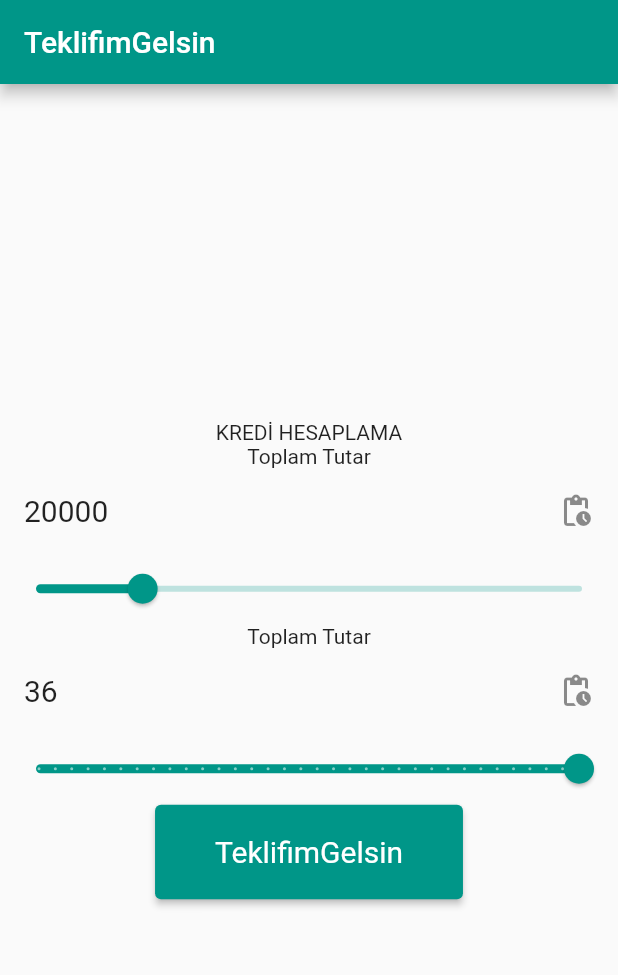
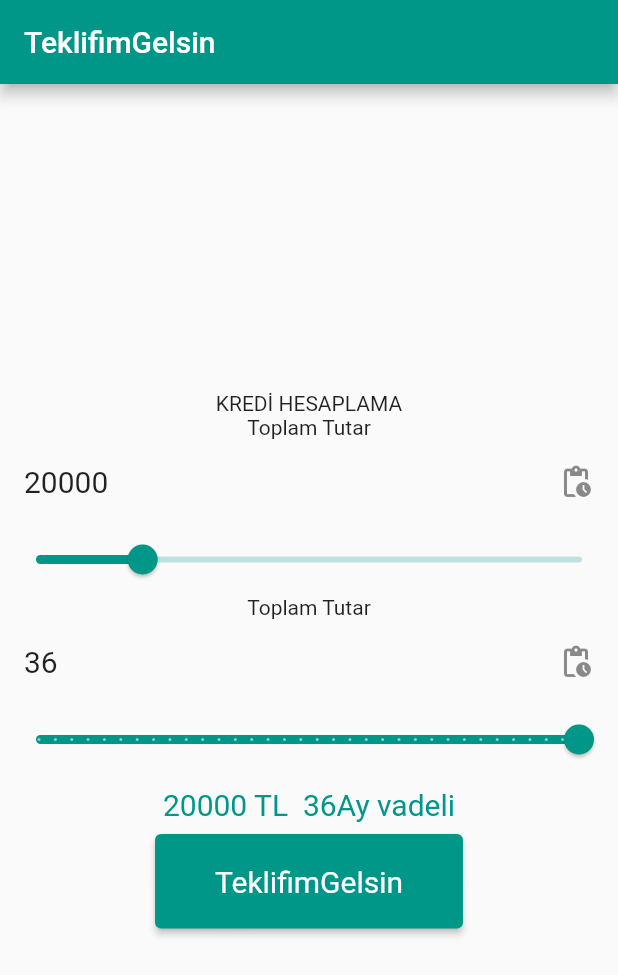
Before and after one commit to bugrahancamlibel/TeklifimGelsin-Task, a Flutter app: the screen it shows after launch, on a phone screen of 412 x 824 dp. Shown: the top 975 px of the screen. Run offline on Flutter 3.47's test engine with Material 2 defaults, Android fonts, the phone set to English and light mode, and no system bars.

Commit message:
Make clickable offers and add text to search.dart which shows your choice

```diff
--- a/lib/search.dart
+++ b/lib/search.dart
@@ -2,7 +2,6 @@
 import 'package:http/http.dart' as http;
 import 'result.dart';
 import 'model.dart';
-
 
 class MyStatefulWidget extends StatefulWidget {
   const MyStatefulWidget({Key? key}) : super(key: key);
@@ -12,7 +11,6 @@
 }
 
 class _MyStatefulWidgetState extends State<MyStatefulWidget> {
-
   final url = "https://teklifimgelsin.com/api/BriefLoanOffer";
   double _amountSliderValue = 20000;
   double _maturitySliderValue = 36;
@@ -64,6 +62,16 @@
             });
           },
         ),
+        Padding(
+          padding: const EdgeInsets.all(8.0),
+          child: Text(_amountSliderValue.round().toString() +
+              " TL  " +
+              _maturitySliderValue.round().toString() +
+              "Ay vadeli",
+            style: const TextStyle(fontSize: 20,fontStyle: FontStyle.normal,color: Colors.teal),
+
+          ),
+        ),
         ElevatedButton(
           style: ElevatedButton.styleFrom(
               textStyle: const TextStyle(fontSize: 20),
@@ -71,14 +79,16 @@
                   const EdgeInsets.symmetric(horizontal: 40, vertical: 20)),
           onPressed: () async {
             final responseData = await postData();
-            Navigator.of(context)
-                .push(MaterialPageRoute(builder: (context) => ResultWidget(responseData: responseData)));
+            Navigator.of(context).push(MaterialPageRoute(
+                builder: (context) =>
+                    ResultWidget(responseData: responseData)));
           },
           child: const Text('TeklifimGelsin'),
         ),
       ],
     );
   }
+
   Future<Response> postData() async {
     try {
       final response = await http.post(
@@ -96,7 +106,6 @@
       print("peki bu???");
       print(apiResponse.offers[0]);
       return apiResponse;
-
     } catch (er) {
       print(er);
       print("olmadı be!");
```
Also changed, not shown: lib/result.dart (+7 -1 lines).
